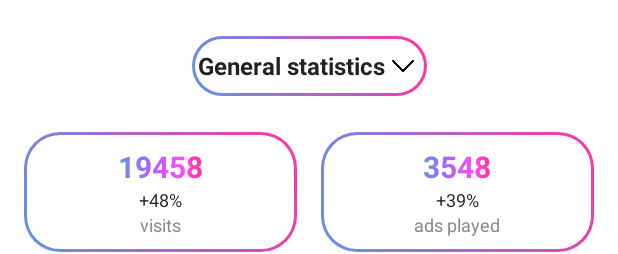
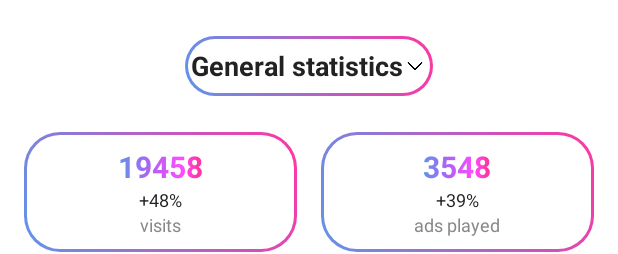
Before and after one commit to kelvincodevn/PRM392_Project, an Android app: the layout admin_dashboard.xml on its own in the app's theme, with its tools: preview values and no code run, on a phone screen of 412 x 824 dp. Shown: the top 254 px of the screen. Run offline under Robolectric (Android 15) with nearby library versions, the phone set to English and light mode, and no system bars.

Commit message:
admin_dashboard dropdown

```diff
--- a/app/src/main/res/layout/admin_dashboard.xml
+++ b/app/src/main/res/layout/admin_dashboard.xml
@@ -28,12 +28,12 @@
             android:text="General statistics"
             android:textStyle="bold"
             android:textColor="#222"
-            android:textSize="16sp" />
+            android:textSize="18sp" />
 
         <ImageView
             android:id="@+id/dropdown_icon"
-            android:layout_width="24dp"
-            android:layout_height="24dp"
+            android:layout_width="16dp"
+            android:layout_height="16dp"
             android:src="@drawable/icon_dropdown"
             android:contentDescription="Dropdown" />
     </LinearLayout>
@@ -296,7 +296,11 @@
                 android:layout_weight="1"
                 android:src="@drawable/bar_chart_example"
                 android:scaleType="fitCenter"
-                android:contentDescription="Line chart" />
+                android:contentDescription="Bar chart"
+                app:layout_constraintStart_toStartOf="parent"
+                app:layout_constraintEnd_toEndOf="parent"
+                app:layout_constraintTop_toTopOf="parent"
+                app:layout_constraintBottom_toBottomOf="parent" />
         </LinearLayout>
     </FrameLayout>
 
@@ -351,10 +355,11 @@
                 android:id="@+id/arrow_left"
                 android:layout_width="12dp"
                 android:layout_height="24dp"
+                android:src="@drawable/icon_arrow_left"
                 android:contentDescription="Previous"
-                android:src="@drawable/icon_arrow_left"
-                tools:layout_editor_absoluteX="29dp"
-                tools:layout_editor_absoluteY="0dp" />
+                app:layout_constraintStart_toStartOf="parent"
+                app:layout_constraintTop_toTopOf="parent"
+                app:layout_constraintBottom_toBottomOf="parent" />
         </androidx.constraintlayout.widget.ConstraintLayout>
 
         <!-- Second line: time range options -->
```
Also changed, not shown: app/src/main/AndroidManifest.xml (+2 -5 lines), app/src/main/java/com/example/pcbuilderguideapp/AdminDashboardActivity.java (+45 -1 lines), app/src/main/res/layout/dropdown_menu.xml (added, +36 -0 lines).
